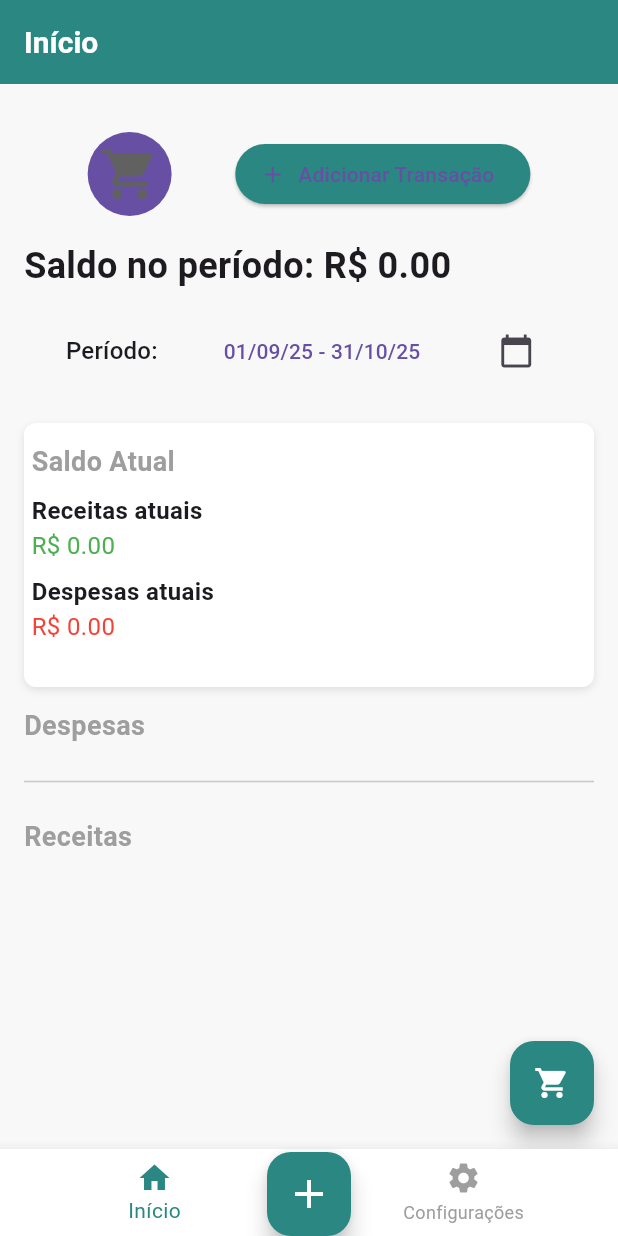
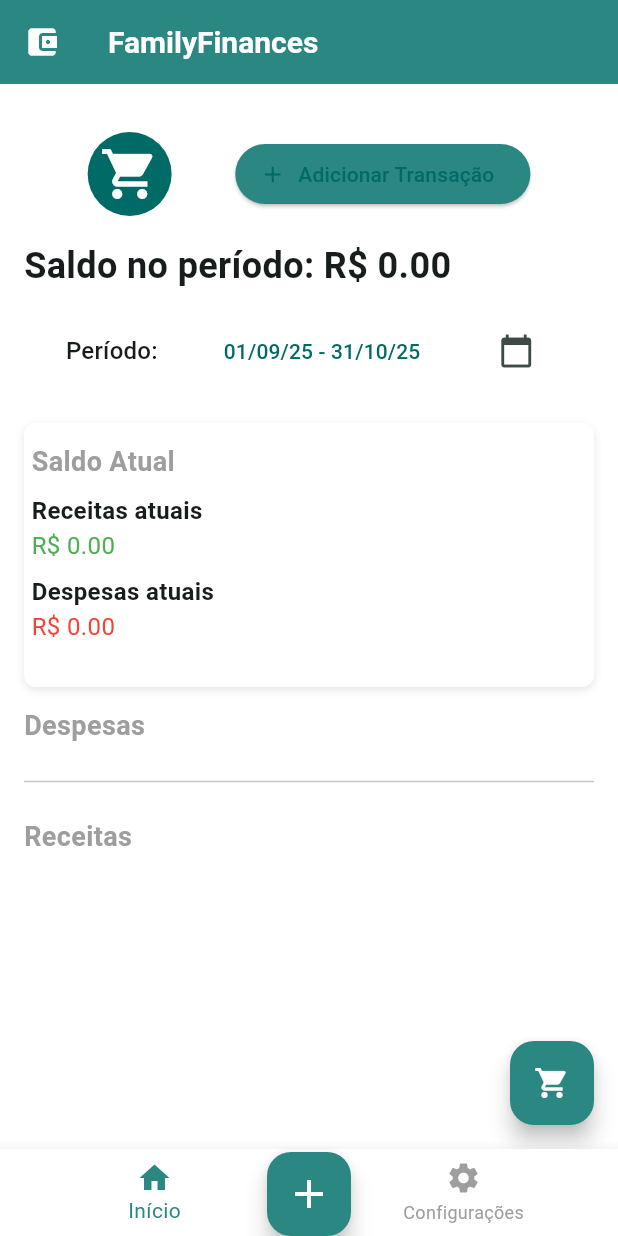
Before and after one commit to lukksRhyan/family_finances, a Flutter app: the screen it shows after launch, on a phone screen of 412 x 824 dp. Run offline on Flutter 3.47's test engine with Material 3 defaults, Android fonts, the phone set to English and light mode, and no system bars; drawn by our look-alikes of fl_chart.

Commit message:
corrigido o ColorScheme do APP

```diff
--- a/lib/main.dart
+++ b/lib/main.dart
@@ -3,7 +3,7 @@ import 'package:provider/provider.dart';
 import 'package:flutter_localizations/flutter_localizations.dart';
 import 'models/finance_state.dart';
 import 'screens/main_screen.dart';
-
+import 'styles/app_theme.dart';
 void main() {
   runApp(
     ChangeNotifierProvider(
@@ -27,26 +27,7 @@ class FinancialManagerApp extends StatelessWidget {
       ],
       supportedLocales: const [Locale('pt', 'BR')],
       debugShowCheckedModeBanner: false,
-      theme: ThemeData(
-        primaryColor: const Color(0xFF2A8782),
-        scaffoldBackgroundColor: const Color(0xFFF8F8F8),
-        fontFamily: 'sans-serif',
-        appBarTheme: const AppBarTheme(
-          backgroundColor: Color(0xFF2A8782),
-          foregroundColor: Colors.white,
-          elevation: 0,
-          titleTextStyle: TextStyle(
-            fontSize: 20,
-            fontWeight: FontWeight.bold,
-            fontFamily: 'sans-serif',
-          ),
-        ),
-        bottomNavigationBarTheme: const BottomNavigationBarThemeData(
-          selectedItemColor: Color(0xFF2A8782),
-          unselectedItemColor: Colors.grey,
-          backgroundColor: Colors.white,
-        ),
-      ),
+      theme: AppTheme.appTheme,
       home: const MainScreen(),
     );
   }
--- a/lib/screens/overview_screen.dart
+++ b/lib/screens/overview_screen.dart
@@ -79,12 +79,16 @@ class _OverviewScreenState extends State<OverviewScreen> {
         .fold(0.0, (sum, item) => sum + item.value);
 
     return Scaffold(
-      appBar: AppBar(title: const Text('Início')),
+      appBar: AppBar(
+        title: const Text('FamilyFinances'),
+        leading: const Icon(Icons.account_balance_wallet),
+
+        ),
+
       body: SingleChildScrollView(
         padding: const EdgeInsets.all(16.0),
         child: Column(
           crossAxisAlignment: CrossAxisAlignment.start,
-
           children: [
 
             const SizedBox(height: 16),
@@ -131,8 +135,8 @@ class _OverviewScreenState extends State<OverviewScreen> {
           ));
         },
         backgroundColor: const Color(0xFF2A8782),
+        tooltip: 'Abrir lista de compras',
         child: const Icon(Icons.shopping_cart, color: Colors.white),
-        tooltip: 'Abrir lista de compras',
       ),
     );
   }
@@ -142,7 +146,7 @@ class _OverviewScreenState extends State<OverviewScreen> {
     mainAxisAlignment: MainAxisAlignment.spaceEvenly,
     children: [
       IconButton.filled(
-        color: Colors.grey[700],
+        color: Colors.white,
         iconSize: 40,
         highlightColor: Colors.grey[300],
         onPressed: () {
--- /dev/null
+++ b/lib/styles/app_colors.dart
@@ -0,0 +1,13 @@
+import 'package:flutter/material.dart';
+class AppColors {
+  static const Color primary = Color(0xFF2A8782);
+  static const Color secondary = Color(0xFFF8F8F8);
+  static const Color background = Color(0xFFFFFFFF);
+  static const Color surface = Color(0xFFFFFFFF);
+  static const Color error = Color(0xFFB00020);
+  static const Color onPrimary = Color(0xFFFFFFFF);
+  static const Color onSecondary = Color(0xFF000000);
+  static const Color onBackground = Color(0xFF000000);
+  static const Color onSurface = Color(0xFF000000);
+  static const Color onError = Color(0xFFFFFFFF);
+}
--- /dev/null
+++ b/lib/styles/app_theme.dart
@@ -0,0 +1,28 @@
+import 'package:family_finances/styles/app_colors.dart';
+import 'package:flutter/material.dart';
+
+class AppTheme{
+  static ColorScheme get appColorScheme => ColorScheme.fromSeed(seedColor: AppColors.primary);
+  static ThemeData get appTheme => ThemeData(
+    colorScheme: appColorScheme,
+        useMaterial3: true,
+    primaryColor: AppColors.primary,
+        scaffoldBackgroundColor: AppColors.background,
+        fontFamily: 'sans-serif',
+        appBarTheme: AppBarTheme(
+          backgroundColor: AppColors.primary,
+          foregroundColor: Colors.white,
+          elevation: 0,
+          titleTextStyle: TextStyle(
+            fontSize: 20,
+            fontWeight: FontWeight.bold,
+            fontFamily: 'sans-serif',
+          ),
+        ),
+        bottomNavigationBarTheme: const BottomNavigationBarThemeData(
+          selectedItemColor: Color(0xFF2A8782),
+          unselectedItemColor: Colors.grey,
+          backgroundColor: Colors.white,
+        ),
+        );
+}
```
